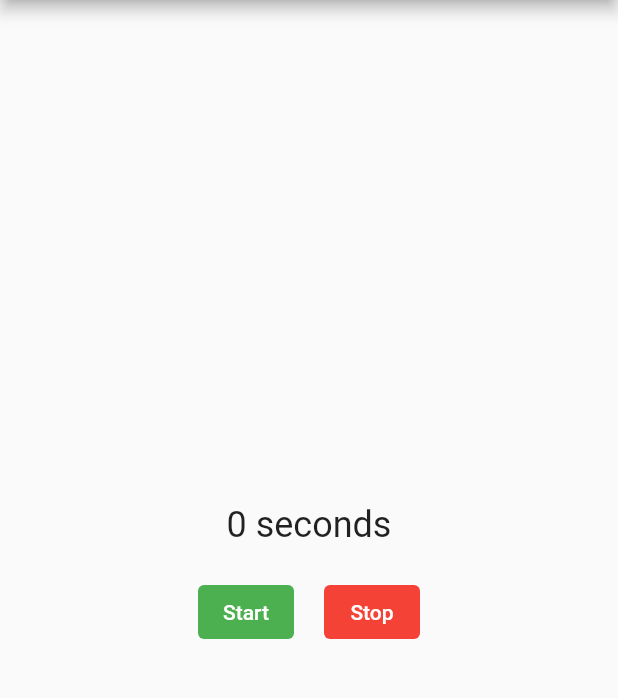
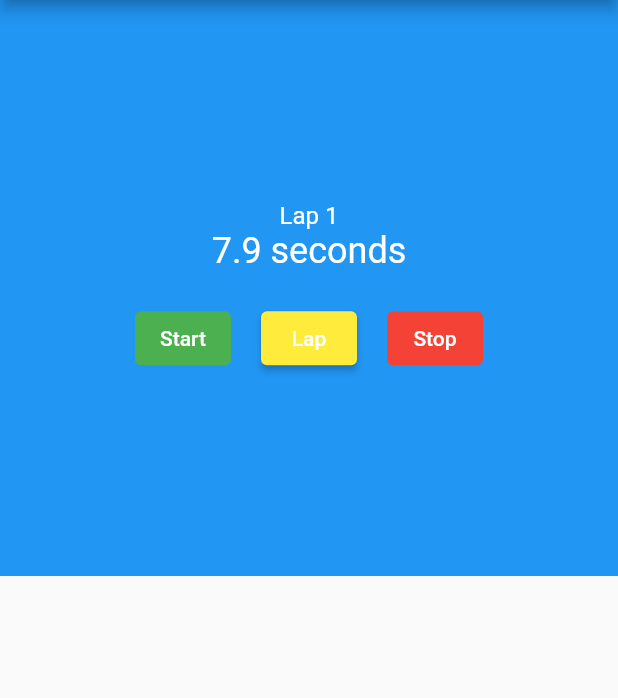
Before and after one commit to deanie77/stopwatch, a Flutter app: the screen it shows after launch, on a phone screen of 412 x 824 dp, the part 84-782 px from its top. Run offline on Flutter 3.47's test engine with Material 2 defaults, Android fonts, the phone set to English and light mode, and no system bars.

Commit message:
added laps and changed to milliseconds

```diff
--- a/lib/stopwatch.dart
+++ b/lib/stopwatch.dart
@@ -9,70 +9,44 @@ class StopWatch extends StatefulWidget {
 }
 
 class _StopWatchState extends State<StopWatch> {
-  int seconds = 0;
+  int milliseconds = 0;
   late Timer timer;
+  final laps = <int>[];
   bool isTicking = true;
+
+  @override
+  void initState() {
+    super.initState();
+
+    milliseconds = 0;
+    timer = Timer.periodic(const Duration(milliseconds: 100), _onTick);
+  }
 
   void _onTick(Timer time) {
     setState(() {
-      ++seconds;
+      milliseconds += 100;
     });
   }
 
-  @override
-  Widget build(BuildContext context) {
-    String _secondsText() => seconds == 1 ? 'second' : 'seconds';
+  void _startTimer() {
+    timer = Timer.periodic(const Duration(milliseconds: 100), _onTick);
 
-    return Scaffold(
-      appBar: AppBar(
-        title: const Text('Stopwatch'),
-      ),
-      body: Column(
-        mainAxisAlignment: MainAxisAlignment.center,
-        children: <Widget>[
-          Text(
-            '$seconds ${_secondsText()}',
-            style: Theme.of(context).textTheme.headline5,
-          ),
-          const SizedBox(
-            height: 20,
-          ),
-          Row(
-            mainAxisAlignment: MainAxisAlignment.center,
-            children: <Widget>[
-              ElevatedButton(
-                style: ButtonStyle(
-                  backgroundColor:
-                      MaterialStateProperty.all<Color>(Colors.green),
-                  foregroundColor:
-                      MaterialStateProperty.all<Color>(Colors.white),
-                ),
-                child: const Text('Start'),
-                onPressed: isTicking ? null : _startTimer,
-              ),
-              const SizedBox(width: 20),
-              TextButton(
-                style: ButtonStyle(
-                  backgroundColor: MaterialStateProperty.all<Color>(Colors.red),
-                  foregroundColor:
-                      MaterialStateProperty.all<Color>(Colors.white),
-                ),
-                child: const Text('Stop'),
-                onPressed: isTicking ? _stopTimer : null,
-              ),
-            ],
-          ),
-        ],
-      ),
-    );
+    setState(() {
+      milliseconds = 0;
+      isTicking = true;
+      laps.clear();
+    });
   }
 
-  void _startTimer() {
-    timer = Timer.periodic(const Duration(seconds: 1), _onTick);
+  String _secondsText(int milliseconds) {
+    final seconds = milliseconds / 1000;
+    return '$seconds seconds';
+  }
 
+  void _lap() {
     setState(() {
-      seconds = 0;
-      isTicking = true;
+      laps.add(milliseconds);
+      milliseconds = 0;
     });
   }
 
@@ -85,6 +59,94 @@ class _StopWatchState extends State<StopWatch> {
   }
 
   @override
+  Widget build(BuildContext context) {
+    return Scaffold(
+      appBar: AppBar(
+        title: const Text('Stopwatch'),
+      ),
+      body: Column(
+        children: <Widget>[
+          Expanded(child: _buildCounter(context)),
+          Expanded(child: _buildDisplay()),
+        ],
+      ),
+    );
+  }
+
+  Widget _buildCounter(BuildContext context) {
+    return Container(
+      color: Theme.of(context).primaryColor,
+      child: Column(
+        mainAxisAlignment: MainAxisAlignment.center,
+        children: <Widget>[
+          Text(
+            'Lap ${laps.length + 1}',
+            style: Theme.of(context)
+                .textTheme
+                .subtitle1!
+                .copyWith(color: Colors.white),
+          ),
+          Text(
+            _secondsText(milliseconds),
+            style: Theme.of(context)
+                .textTheme
+                .headline5!
+                .copyWith(color: Colors.white),
+          ),
+          const SizedBox(
+            height: 20,
+          ),
+          _buildControls(),
+        ],
+      ),
+    );
+  }
+
+  Widget _buildControls() {
+    return Row(
+      mainAxisAlignment: MainAxisAlignment.center,
+      children: <Widget>[
+        ElevatedButton(
+          style: ButtonStyle(
+            backgroundColor: MaterialStateProperty.all<Color>(Colors.green),
+            foregroundColor: MaterialStateProperty.all<Color>(Colors.white),
+          ),
+          child: const Text('Start'),
+          onPressed: isTicking ? null : _startTimer,
+        ),
+        const SizedBox(width: 20),
+        ElevatedButton(
+          style: ButtonStyle(
+            backgroundColor: MaterialStateProperty.all<Color>(Colors.yellow),
+          ),
+          child: const Text('Lap'),
+          onPressed: isTicking ? _lap : null,
+        ),
+        const SizedBox(width: 20),
+        TextButton(
+          style: ButtonStyle(
+            backgroundColor: MaterialStateProperty.all<Color>(Colors.red),
+            foregroundColor: MaterialStateProperty.all<Color>(Colors.white),
+          ),
+          child: const Text('Stop'),
+          onPressed: isTicking ? _stopTimer : null,
+        ),
+      ],
+    );
+  }
+
+  Widget _buildDisplay() {
+    return ListView(
+      children: [
+        for (int milliseconds in laps)
+          ListTile(
+            title: Text(_secondsText(milliseconds)),
+          )
+      ],
+    );
+  }
+
+  @override
   void dispose() {
     timer.cancel();
     super.dispose();
```
